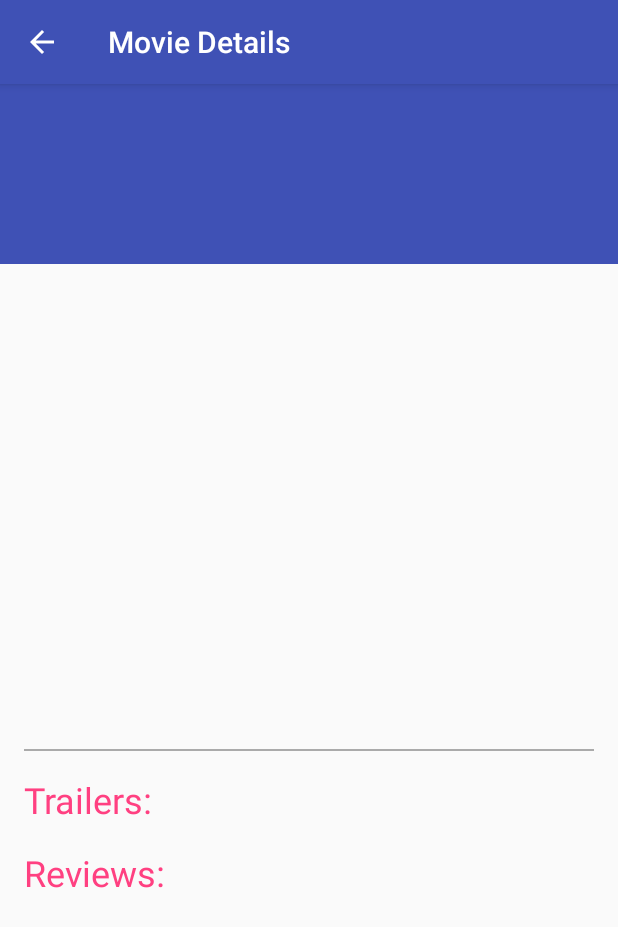
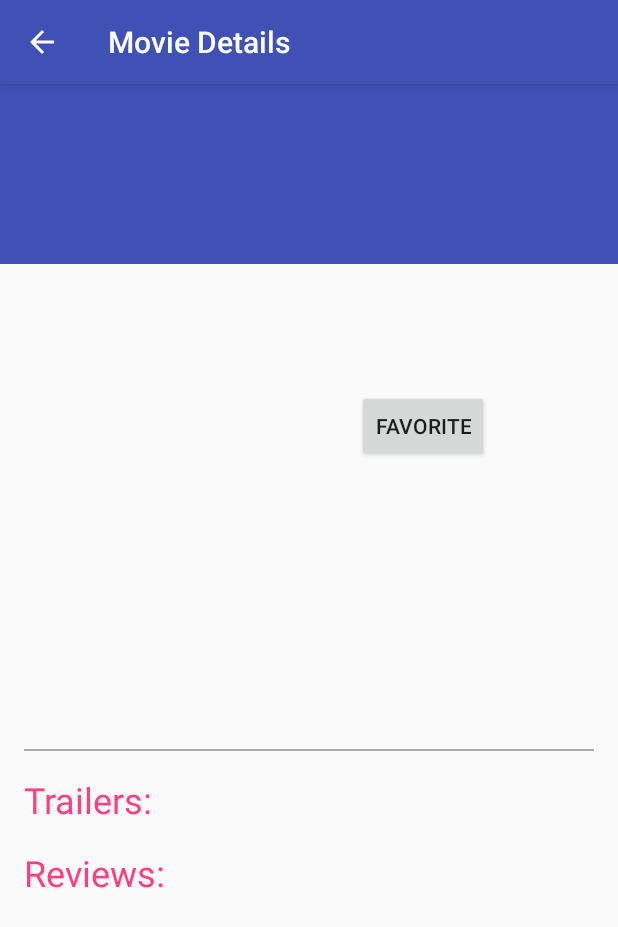
Before and after one commit to thecodingjack/PopularMovie, an Android app: the DetailsActivity screen opened directly, with no data from a screen before it, on a phone screen of 412 x 824 dp. Shown: the top 927 px of the screen. Run offline under Robolectric (Android 15) with nearby library versions, the phone set to English and light mode, and no system bars; our stand-ins replace Picasso; pictures from the network do not load; 2 statements that could not run were skipped.

```diff
--- a/app/src/main/AndroidManifest.xml
+++ b/app/src/main/AndroidManifest.xml
@@ -22,6 +22,10 @@
             <meta-data android:name="android.support.PARENT_ACTIVITY"
                 android:value=".MainActivity"/>
         </activity>
+        <provider
+            android:authorities="com.thecodingjack.popularmovie"
+            android:name="com.thecodingjack.popularmovie.data.MovieContentProvider"
+            android:exported="false"/>
     </application>
 
 </manifest>
--- a/app/src/main/java/com/thecodingjack/popularmovie/DetailsActivity.java
+++ b/app/src/main/java/com/thecodingjack/popularmovie/DetailsActivity.java
@@ -8,9 +8,11 @@ import android.support.v7.app.AppCompatActivity;
 import android.util.Log;
 import android.view.LayoutInflater;
 import android.view.View;
+import android.widget.Button;
 import android.widget.ImageView;
 import android.widget.LinearLayout;
 import android.widget.TextView;
+import android.widget.Toast;
 
 import com.squareup.picasso.Picasso;
 import com.thecodingjack.popularmovie.utilities.MovieUtil;
@@ -31,7 +33,7 @@ public class DetailsActivity extends AppCompatActivity {
     private int selectedMovieID;
     private AsyncTask trailerTask, reviewTask;
     private LinearLayout trailerLinearLayout, reviewLinearLayout;
-
+private Button favoriteButton;
     @Override
     protected void onCreate(Bundle savedInstanceState) {
         super.onCreate(savedInstanceState);
@@ -45,6 +47,7 @@ public class DetailsActivity extends AppCompatActivity {
         mReleasedDate = (TextView) findViewById(R.id.display_movie_date);
         trailerLinearLayout = (LinearLayout) findViewById(R.id.linear_layout_trailer);
         reviewLinearLayout = (LinearLayout) findViewById(R.id.linear_layout_reviews);
+        favoriteButton = (Button)findViewById(R.id.action_favorite);
 
 
         Intent intent = getIntent();
@@ -140,4 +143,8 @@ public class DetailsActivity extends AppCompatActivity {
 
 
     }
+
+    public void markFavorite(View view){
+        Toast.makeText(this,"Movie saved to Favorite!",Toast.LENGTH_SHORT).show();
+    }
 }
--- a/app/src/main/java/com/thecodingjack/popularmovie/Movies.java
+++ b/app/src/main/java/com/thecodingjack/popularmovie/Movies.java
@@ -14,7 +14,7 @@ public class Movies implements Parcelable {
     private String synopsis;
     private double rating;
     private String releasedDate;
-    private String[] trailerKeyArray;
+
 
     public Movies(int movieID, String movieTitle, String posterURL, String synopsis, double rating, String releasedDate) {
         this.movieID = movieID;
--- a/app/src/main/java/com/thecodingjack/popularmovie/utilities/NetworkUtil.java
+++ b/app/src/main/java/com/thecodingjack/popularmovie/utilities/NetworkUtil.java
@@ -26,7 +26,7 @@ import java.util.Scanner;
 public final class NetworkUtil {
 
     private final static String BASE_URL = "https://api.themoviedb.org/3/movie";
-    private final static String API_KEY = "";//request from tmdb.org
+    private final static String API_KEY = "1f7e017cadb0f3c96db924c8672a3328";//request from tmdb.org
     private final static String POSTER_BASE_URL = "http://image.tmdb.org/t/p/w185";
     public static final String POPULAR_PARAM = "popular";
     public static final String TOP_RATED_PARAM = "top_rated";
--- a/app/src/main/res/layout/activity_details.xml
+++ b/app/src/main/res/layout/activity_details.xml
@@ -42,11 +42,21 @@
                     android:id="@+id/display_movie_date"
                     android:textSize="@dimen/medium_text"
                     android:layout_width="wrap_content"
-                    android:layout_height="wrap_content" />
+                    android:layout_height="wrap_content"
+                    tools:text="2015"/>
                 <TextView
                     android:id="@+id/display_movie_rating"
+                    android:paddingTop="@dimen/small_padding"
+                    android:paddingBottom="@dimen/small_padding"
                     android:layout_width="wrap_content"
-                    android:layout_height="wrap_content" />
+                    android:layout_height="wrap_content"
+                    tools:text="6.8/10"/>
+                <Button
+                    android:id="@+id/action_favorite"
+                    android:onClick="markFavorite"
+                    android:layout_width="wrap_content"
+                    android:layout_height="wrap_content"
+                    android:text="Favorite"/>
             </LinearLayout>
         </LinearLayout>
 
--- a/app/src/main/res/values/dimensions.xml
+++ b/app/src/main/res/values/dimensions.xml
@@ -5,6 +5,7 @@
     <dimen name="titleBar_minHeight">120dp</dimen>
     <dimen name="large_text">48sp</dimen>
     <dimen name="medium_text">24sp</dimen>
+    <dimen name="small_padding">8dp</dimen>
     <dimen name="medium_padding">16dp</dimen>
     <dimen name="large_padding">32dp</dimen>
 </resources>
```
Also changed, not shown: app/src/main/java/com/thecodingjack/popularmovie/data/MovieContentProvider.java (added, +98 -0 lines), app/src/main/java/com/thecodingjack/popularmovie/data/MovieContract.java (added, +29 -0 lines), app/src/main/java/com/thecodingjack/popularmovie/data/MovieOpenHelper.java (added, +45 -0 lines).
